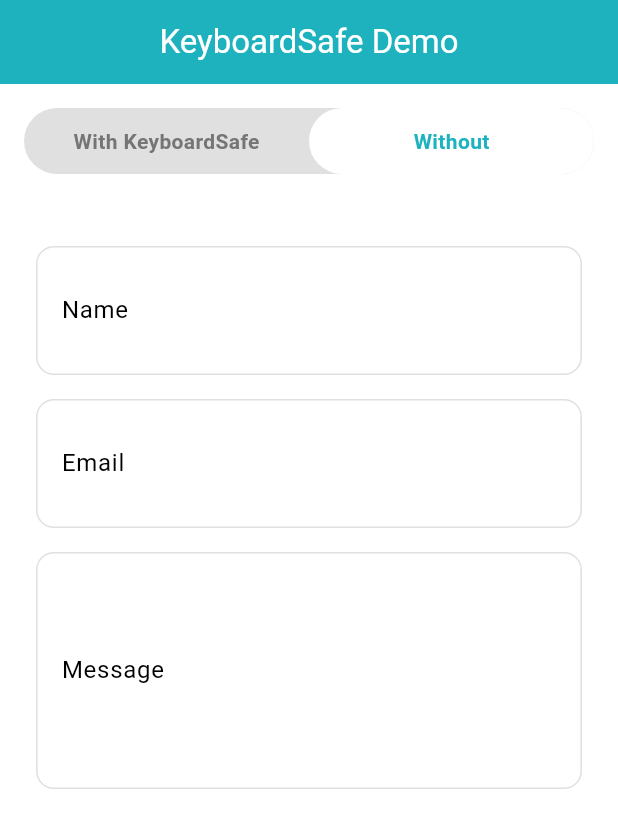
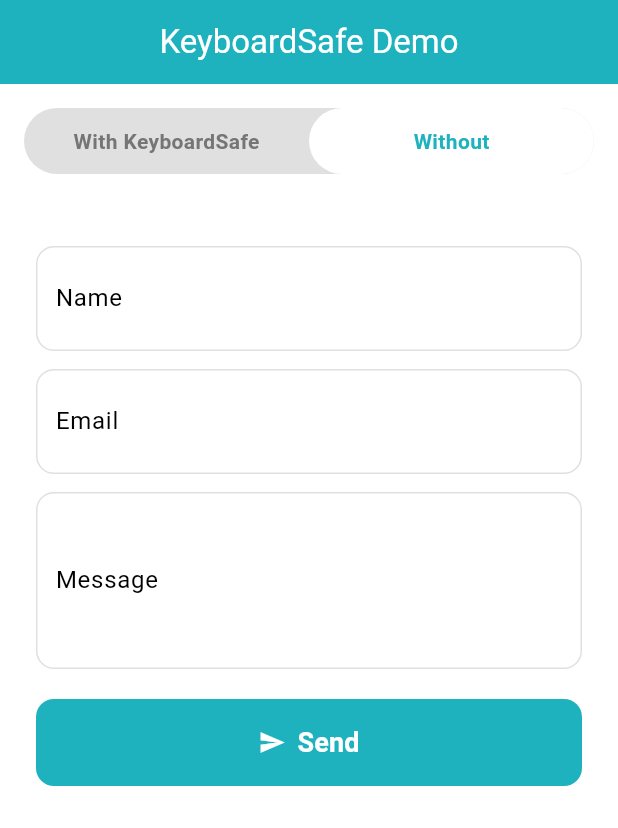
Before and after one commit to ChathraNavoda/keyboard_safe, a Flutter app: the screen it shows after launch, after a tap on "Without", on a phone screen of 412 x 824 dp. Shown: the top 828 px of the screen. Run offline on Flutter 3.47's test engine with Material 3 defaults, Android fonts, the phone set to English and light mode, and no system bars; our stand-ins replace google_fonts.

Commit message:
feat: add sticky footer support in KeyboardSafe widget

```diff
--- a/example/lib/with_keyboard_safe.dart
+++ b/example/lib/with_keyboard_safe.dart
@@ -9,6 +9,34 @@ class WithKeyboardSafePage extends StatelessWidget {
     return KeyboardSafe(
       scroll: true,
       padding: const EdgeInsets.all(24),
+      footer: Padding(
+        padding: const EdgeInsets.symmetric(horizontal: 24, vertical: 16),
+        child: ElevatedButton.icon(
+          onPressed: () {
+            ScaffoldMessenger.of(context).showSnackBar(
+              const SnackBar(content: Text('Submitted ✨')),
+            );
+          },
+          style: ElevatedButton.styleFrom(
+            elevation: 0,
+            backgroundColor: const Color(0xFF1DB2BD), // pastel teal
+            foregroundColor: Colors.black87, // 👈 makes text and icon visible
+            padding: const EdgeInsets.symmetric(vertical: 16),
+            shape: RoundedRectangleBorder(
+              borderRadius: BorderRadius.circular(12),
+            ),
+          ),
+          icon: const Icon(
+            Icons.send,
+            color: Colors.white,
+          ),
+          label: const Text(
+            'Send',
+            style: TextStyle(
+                color: Colors.white, fontSize: 18, fontWeight: FontWeight.w600),
+          ),
+        ),
+      ),
       child: Column(
         crossAxisAlignment: CrossAxisAlignment.stretch,
         children: const [
@@ -43,7 +71,7 @@ class _TextFieldBox extends StatelessWidget {
         borderRadius: BorderRadius.circular(12),
         color: Colors.white,
       ),
-      padding: const EdgeInsets.symmetric(horizontal: 16, vertical: 14),
+      padding: const EdgeInsets.symmetric(horizontal: 12, vertical: 6),
       child: TextField(
         maxLines: maxLines,
         decoration: InputDecoration(
--- a/example/lib/without_keyboard_safe.dart
+++ b/example/lib/without_keyboard_safe.dart
@@ -9,13 +9,41 @@ class WithoutKeyboardSafePage extends StatelessWidget {
       padding: const EdgeInsets.all(24),
       child: Column(
         crossAxisAlignment: CrossAxisAlignment.stretch,
-        children: const [
-          _TextFieldBox(label: 'Name', hint: 'Your full name'),
-          SizedBox(height: 16),
-          _TextFieldBox(label: 'Email', hint: 'you@example.com'),
-          SizedBox(height: 16),
-          _TextFieldBox(
-              label: 'Message', hint: 'Type something...', maxLines: 4),
+        children: [
+          const _TextFieldBox(label: 'Name', hint: 'Your full name'),
+          const SizedBox(height: 12),
+          const _TextFieldBox(label: 'Email', hint: 'you@example.com'),
+          const SizedBox(height: 12),
+          const _TextFieldBox(
+              label: 'Message', hint: 'Type something...', maxLines: 3),
+          const SizedBox(height: 20),
+          ElevatedButton.icon(
+            onPressed: () {
+              ScaffoldMessenger.of(context).showSnackBar(
+                const SnackBar(content: Text('Submitted ✨')),
+              );
+            },
+            style: ElevatedButton.styleFrom(
+              elevation: 0,
+              backgroundColor: const Color(0xFF1DB2BD), // pastel teal
+              foregroundColor: Colors.black87, // 👈 makes text and icon visible
+              padding: const EdgeInsets.symmetric(vertical: 16),
+              shape: RoundedRectangleBorder(
+                borderRadius: BorderRadius.circular(12),
+              ),
+            ),
+            icon: const Icon(
+              Icons.send,
+              color: Colors.white,
+            ),
+            label: const Text(
+              'Send',
+              style: TextStyle(
+                  color: Colors.white,
+                  fontSize: 18,
+                  fontWeight: FontWeight.w600),
+            ),
+          ),
         ],
       ),
     );
@@ -41,7 +69,7 @@ class _TextFieldBox extends StatelessWidget {
         borderRadius: BorderRadius.circular(12),
         color: Colors.white,
       ),
-      padding: const EdgeInsets.symmetric(horizontal: 16, vertical: 14),
+      padding: const EdgeInsets.symmetric(horizontal: 12, vertical: 6),
       child: TextField(
         maxLines: maxLines,
         decoration: InputDecoration(
--- a/lib/keyboard_safe.dart
+++ b/lib/keyboard_safe.dart
@@ -1,9 +1,10 @@
 import 'package:flutter/material.dart';
 
 /// A widget that avoids keyboard overflow by adding bottom padding.
-/// Optionally wraps content in a scroll view.
+/// Also supports scroll wrapping and sticky footer above the keyboard.
 class KeyboardSafe extends StatelessWidget {
   final Widget child;
+  final Widget? footer;
   final bool scroll;
   final EdgeInsets padding;
   final bool reverse;
@@ -11,6 +12,7 @@ class KeyboardSafe extends StatelessWidget {
   const KeyboardSafe({
     super.key,
     required this.child,
+    this.footer,
     this.scroll = false,
     this.padding = EdgeInsets.zero,
     this.reverse = false,
@@ -19,23 +21,38 @@ class KeyboardSafe extends StatelessWidget {
   @override
   Widget build(BuildContext context) {
     final keyboardHeight = MediaQuery.of(context).viewInsets.bottom;
-    final totalPadding =
-        padding.copyWith(bottom: padding.bottom + keyboardHeight);
 
-    Widget content = Padding(
-      padding: totalPadding,
+    final adjustedPadding = padding.copyWith(
+      bottom: padding.bottom + (footer == null ? keyboardHeight : 0),
+    );
+
+    Widget mainContent = Padding(
+      padding: adjustedPadding,
       child: child,
     );
 
     if (scroll) {
-      content = SingleChildScrollView(
+      mainContent = SingleChildScrollView(
         reverse: reverse,
         padding: EdgeInsets.zero,
         physics: const BouncingScrollPhysics(),
-        child: content,
+        child: mainContent,
       );
     }
 
-    return content;
+    return Stack(
+      children: [
+        Positioned.fill(
+          child: mainContent,
+        ),
+        if (footer != null)
+          Positioned(
+            left: 0,
+            right: 0,
+            bottom: keyboardHeight,
+            child: footer!,
+          ),
+      ],
+    );
   }
 }
```
